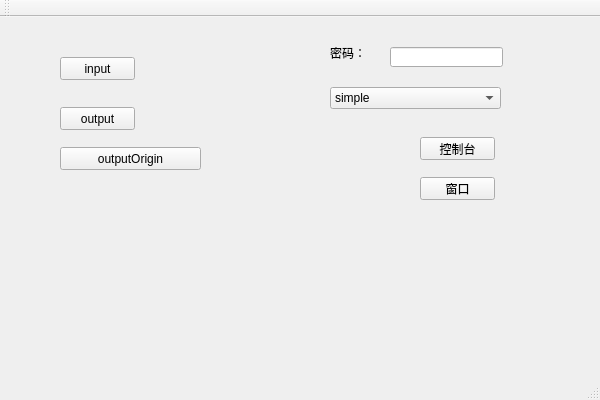
First picture: the form in TestDecorator/TestDecorator.ui, repository 39199934/MessageByDesign, before the edit.
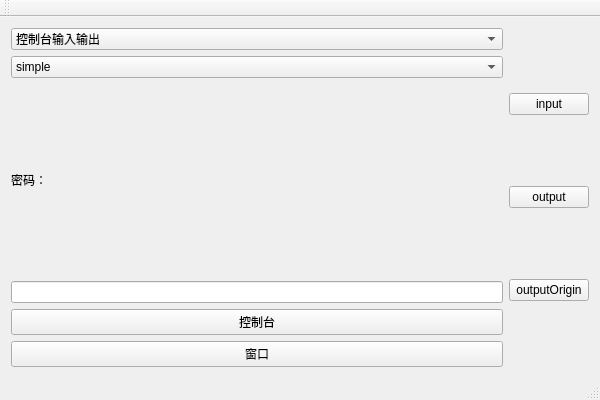
Second picture: the form after the edit.

The edit to the form file:
```diff
--- a/TestDecorator/TestDecorator.ui
+++ b/TestDecorator/TestDecorator.ui
@@ -14,80 +14,37 @@
    <string>TestDecorator</string>
   </property>
   <widget class="QWidget" name="centralWidget">
-   <widget class="QPushButton" name="cInput">
-    <property name="geometry">
-     <rect>
-      <x>60</x>
-      <y>40</y>
-      <width>75</width>
-      <height>23</height>
-     </rect>
-    </property>
+   <layout class="QHBoxLayout" name="horizontalLayout">
+    <item>
+     <layout class="QVBoxLayout" name="verticalLayout_3">
+      <item>
+       <layout class="QVBoxLayout" name="verticalLayout">
+        <item>
+         <widget class="QComboBox" name="cIOType">
+          <item>
     <property name="text">
-     <string>input</string>
-    </property>
-   </widget>
-   <widget class="QPushButton" name="cOutput">
-    <property name="geometry">
-     <rect>
-      <x>60</x>
-      <y>90</y>
-      <width>75</width>
-      <height>23</height>
-     </rect>
-    </property>
+            <string>控制台输入输出</string>
+           </property>
+          </item>
+          <item>
     <property name="text">
-     <string>output</string>
-    </property>
-   </widget>
-   <widget class="QPushButton" name="cOutputOrigin">
-    <property name="geometry">
-     <rect>
-      <x>60</x>
-      <y>130</y>
-      <width>141</width>
-      <height>23</height>
-     </rect>
-    </property>
+            <string>窗口输入输出</string>
+           </property>
+          </item>
+          <item>
     <property name="text">
-     <string>outputOrigin</string>
-    </property>
-   </widget>
-   <widget class="QPushButton" name="cStd">
-    <property name="geometry">
-     <rect>
-      <x>420</x>
-      <y>120</y>
-      <width>75</width>
-      <height>23</height>
-     </rect>
-    </property>
+            <string>文件输入输出</string>
+           </property>
+          </item>
+          <item>
     <property name="text">
-     <string>控制台</string>
-    </property>
-   </widget>
-   <widget class="QPushButton" name="cWidget">
-    <property name="geometry">
-     <rect>
-      <x>420</x>
-      <y>160</y>
-      <width>75</width>
-      <height>23</height>
-     </rect>
-    </property>
-    <property name="text">
-     <string>窗口</string>
-    </property>
-   </widget>
+            <string>数据流输入输出</string>
+           </property>
+          </item>
+         </widget>
+        </item>
+        <item>
    <widget class="QComboBox" name="cComboBox">
-    <property name="geometry">
-     <rect>
-      <x>330</x>
-      <y>70</y>
-      <width>171</width>
-      <height>22</height>
-     </rect>
-    </property>
     <item>
      <property name="text">
       <string>simple</string>
@@ -114,29 +71,61 @@
      </property>
     </item>
    </widget>
-   <widget class="QLineEdit" name="cKey">
-    <property name="geometry">
-     <rect>
-      <x>390</x>
-      <y>30</y>
-      <width>113</width>
-      <height>20</height>
-     </rect>
-    </property>
-   </widget>
+        </item>
+        <item>
    <widget class="QLabel" name="label">
-    <property name="geometry">
-     <rect>
-      <x>330</x>
-      <y>30</y>
-      <width>54</width>
-      <height>12</height>
-     </rect>
-    </property>
     <property name="text">
      <string>密码：</string>
     </property>
    </widget>
+        </item>
+        <item>
+         <widget class="QLineEdit" name="cKey"/>
+        </item>
+       </layout>
+      </item>
+      <item>
+       <widget class="QPushButton" name="cStd">
+        <property name="text">
+         <string>控制台</string>
+        </property>
+       </widget>
+      </item>
+      <item>
+       <widget class="QPushButton" name="cWidget">
+        <property name="text">
+         <string>窗口</string>
+        </property>
+       </widget>
+      </item>
+     </layout>
+    </item>
+    <item>
+     <layout class="QVBoxLayout" name="verticalLayout_2">
+      <item>
+       <widget class="QPushButton" name="cInput">
+        <property name="text">
+         <string>input</string>
+        </property>
+       </widget>
+      </item>
+      <item>
+       <widget class="QPushButton" name="cOutput">
+        <property name="text">
+         <string>output</string>
+        </property>
+       </widget>
+      </item>
+      <item>
+       <widget class="QPushButton" name="cOutputOrigin">
+        <property name="text">
+         <string>outputOrigin</string>
+        </property>
+       </widget>
+      </item>
+     </layout>
+    </item>
+   </layout>
   </widget>
   <widget class="QMenuBar" name="menuBar">
    <property name="geometry">
```
Left out of the diff: 2 changed lines with no effect on the pictures. Lines whose indentation alone changed are shown as unchanged.
